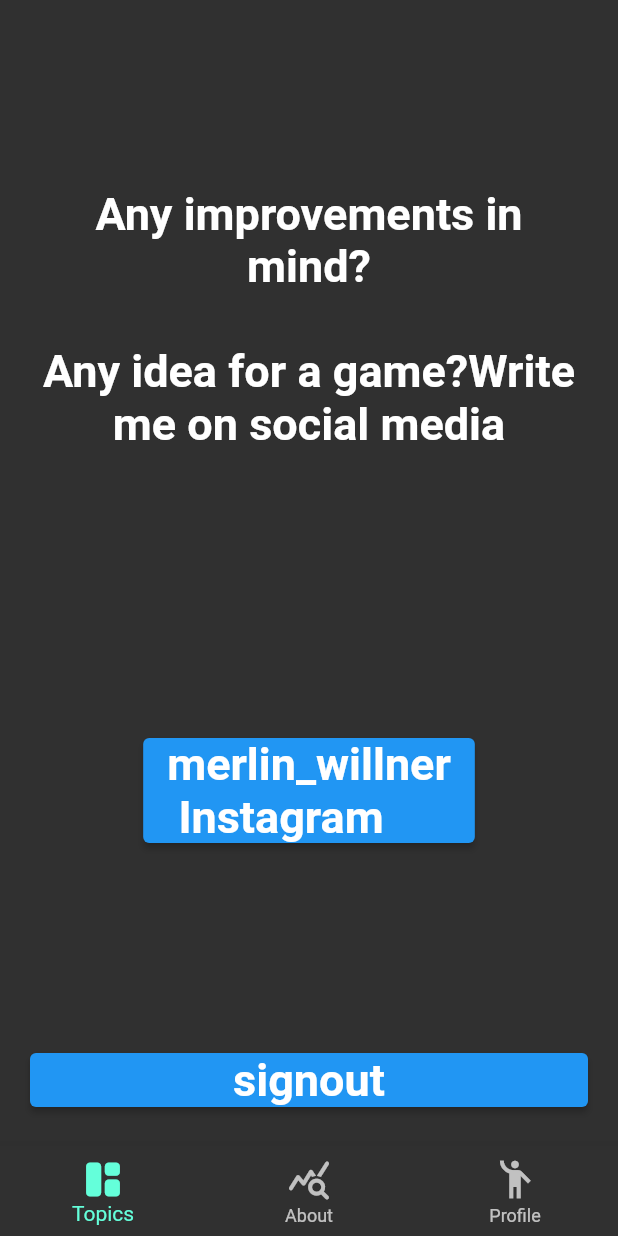
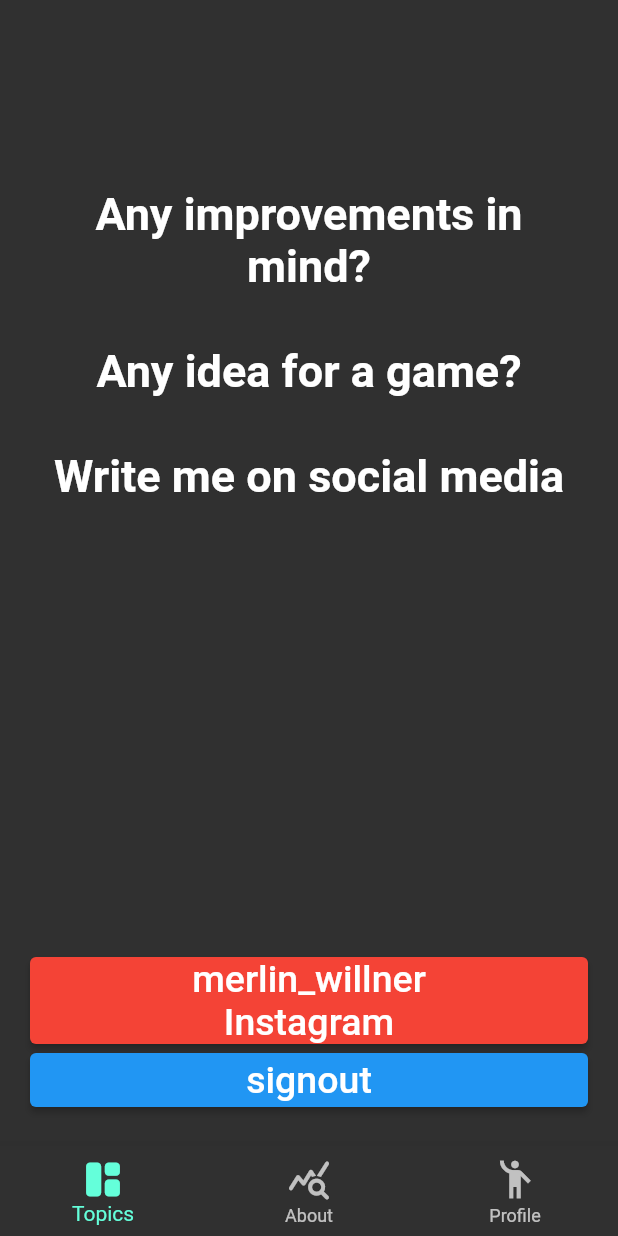
Before and after one commit to Merlin-Willner/TruthOrDare, a Flutter app: the ProfileScreen screen opened by its route, on a phone screen of 412 x 824 dp. Run offline on Flutter 3.47's test engine with Material 2 defaults, Android fonts, the phone set to English and light mode, and no system bars; our stand-ins replace firebase_auth, firebase_core, google_sign_in; accounts and stored records are empty; network calls fail.

```diff
--- a/truthordare/lib/profile/profile.dart
+++ b/truthordare/lib/profile/profile.dart
@@ -28,20 +28,32 @@ class ProfileScreen extends StatelessWidget {
                   TextSpan(
                     style: Theme.of(context).textTheme.bodyText1,
                     children: const <TextSpan>[
-                      TextSpan(text: "\n\n\nAny improvements in mind?\n\n"),
-                      TextSpan(text: "Any idea for a game?"),
+                      TextSpan(text: "\n\n\nAny improvements in mind?\n\n", style: TextStyle(fontSize: 30)),
+                      TextSpan(text: "Any idea for a game?\n\n"),
                       TextSpan(text: "Write me on social media"),
                     ]
                   ),
                 ),
             ),
 
-            Expanded(
-            child: Center(
+            //Expanded(
+            Center(
+
+
+
               child:
                 ElevatedButton(
+                  style: TextButton.styleFrom(backgroundColor: Colors.red, ),
+                  child: Center(
 
-                  child: Text("merlin_willner\n Instagram", style: Theme.of(context).textTheme.bodyText1),
+                    child:  Column(
+                      children: const [
+                     Text("merlin_willner", style: TextStyle(fontSize: 25)),
+                     Text("Instagram", style: TextStyle(fontSize: 25)),]
+                    ),
+                  ),
+
+                 // child: Text("merlin_willner\n Instagram", style: TextStyle(fontSize: 25)),
                   onPressed: () async {
                     const url = 'https://www.instagram.com/merlin_willner';
 
@@ -49,12 +61,12 @@ class ProfileScreen extends StatelessWidget {
                       await launch(url);
                     }
                   },
-                ),),),
+                ),),
 
 
 
             ElevatedButton(
-              child: Text('signout', style: Theme.of(context).textTheme.bodyText1),
+              child: Text('signout', style: TextStyle(fontSize: 25)),
               onPressed: () async {
                 await AuthService().signOut();
                 Navigator.of(context)
--- a/truthordare/lib/routes.dart
+++ b/truthordare/lib/routes.dart
@@ -3,7 +3,8 @@ import 'package:truthordare/profile/profile.dart';
 import 'package:truthordare/login/login.dart';
 import 'package:truthordare/topics/topics.dart';
 import 'package:truthordare/home/home.dart';
-import 'package:truthordare/TorDBoilerPlate/TorDBoilerPlate.dart';
+import 'package:truthordare/CivilizedMode/CivilizedMode.dart';
+import 'package:truthordare/PartyMode/PartyMode.dart';
 
 var appRoutes = {
   '/': (context) => const HomeScreen(),
@@ -11,5 +12,6 @@ var appRoutes = {
   '/topics': (context) => const TopicsScreen(),
   '/profile': (context) => const ProfileScreen(),
   '/about': (context) => const AboutScreen(),
-  '/TorD': (context) => const TorDScreen(),
+  '/Civilized': (context) => const CivilizedModeScreen(),
+  '/Party': (context) => const PartyModeScreen(),
 };
```
Also changed, not shown: truthordare/lib/CivilizedMode/CivilizedMode.dart (+115 -0 lines), truthordare/lib/PartyMode/PartyMode.dart (+115 -0 lines), truthordare/lib/TorDBoilerPlate/TorDBoilerPlate.dart (deleted, +0 -111 lines), truthordare/lib/topics/topics.dart (+8 -5 lines).
